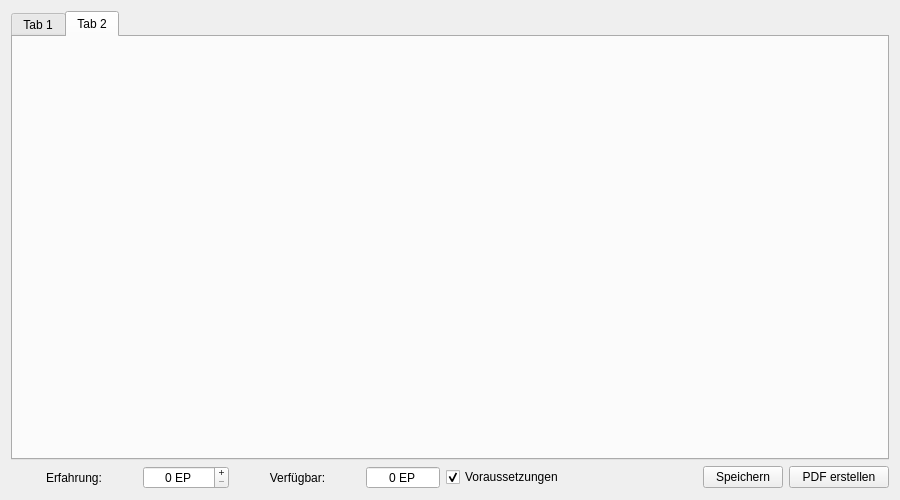
The window that UI/CharakterMain.ui (Aeolitus/Sephrasto) describes before a commit, drawn with Qt 5.
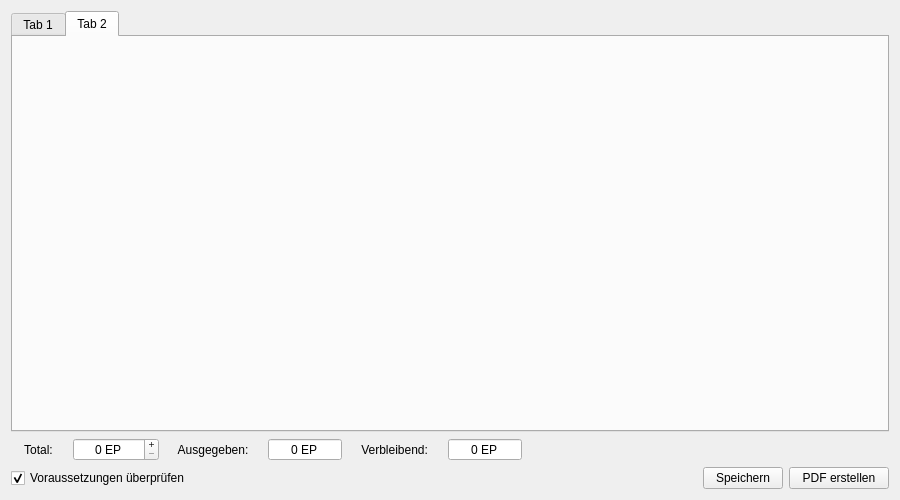
The same window after the commit.

Commit message: Added Spinner to indicate EP already spent Split bottom row of main window into two rows Fixed Color of Remaining EP indicator

The edit to the form file:
```diff
--- a/UI/CharakterMain.ui
+++ b/UI/CharakterMain.ui
@@ -17,6 +17,64 @@
    <string>Sephrasto - Charakter erstellen</string>
   </property>
   <layout class="QGridLayout" name="gridLayout">
+   <item row="3" column="0">
+    <layout class="QHBoxLayout" name="horizontalLayout_3">
+     <item>
+      <widget class="QCheckBox" name="checkReq">
+       <property name="sizePolicy">
+        <sizepolicy hsizetype="Expanding" vsizetype="Fixed">
+         <horstretch>0</horstretch>
+         <verstretch>0</verstretch>
+        </sizepolicy>
+       </property>
+       <property name="minimumSize">
+        <size>
+         <width>125</width>
+         <height>0</height>
+        </size>
+       </property>
+       <property name="text">
+        <string>Voraussetzungen überprüfen</string>
+       </property>
+       <property name="checked">
+        <bool>true</bool>
+       </property>
+      </widget>
+     </item>
+     <item>
+      <widget class="QPushButton" name="buttonSave">
+       <property name="minimumSize">
+        <size>
+         <width>75</width>
+         <height>0</height>
+        </size>
+       </property>
+       <property name="text">
+        <string>Speichern</string>
+       </property>
+      </widget>
+     </item>
+     <item>
+      <widget class="QPushButton" name="buttonSavePDF">
+       <property name="minimumSize">
+        <size>
+         <width>100</width>
+         <height>0</height>
+        </size>
+       </property>
+       <property name="maximumSize">
+        <size>
+         <width>16777214</width>
+         <height>16777215</height>
+        </size>
+       </property>
+       <property name="text">
+        <string>PDF erstellen</string>
+       </property>
+      </widget>
+     </item>
+    </layout>
+   </item>
    <item row="0" column="0">
     <layout class="QVBoxLayout" name="verticalLayout">
      <item>
@@ -53,23 +111,8 @@
       <layout class="QHBoxLayout" name="horizontalLayout_2">
        <item>
         <widget class="QLabel" name="label">
-         <property name="sizePolicy">
-          <sizepolicy hsizetype="Expanding" vsizetype="Preferred">
-           <horstretch>0</horstretch>
-           <verstretch>0</verstretch>
-          </sizepolicy>
-         </property>
-         <property name="minimumSize">
-          <size>
-           <width>66</width>
-           <height>0</height>
-          </size>
-         </property>
          <property name="text">
-          <string> Erfahrung: </string>
-         </property>
-         <property name="alignment">
-          <set>Qt::AlignCenter</set>
+          <string>    Total:    </string>
          </property>
         </widget>
        </item>
@@ -89,25 +132,39 @@
          </property>
         </widget>
        </item>
+       <item>
+        <widget class="QLabel" name="label_3">
+         <property name="text">
+          <string>    Ausgegeben:    </string>
+         </property>
+        </widget>
+       </item>
+       <item>
+        <widget class="QSpinBox" name="spinSpent">
+         <property name="alignment">
+          <set>Qt::AlignCenter</set>
+         </property>
+         <property name="readOnly">
+          <bool>true</bool>
+         </property>
+         <property name="buttonSymbols">
+          <enum>QAbstractSpinBox::NoButtons</enum>
+         </property>
+         <property name="suffix">
+          <string> EP</string>
+         </property>
+         <property name="minimum">
+          <number>-100000</number>
+         </property>
+         <property name="maximum">
+          <number>10000</number>
+         </property>
+        </widget>
+       </item>
        <item>
         <widget class="QLabel" name="label_2">
-         <property name="sizePolicy">
-          <sizepolicy hsizetype="Expanding" vsizetype="Preferred">
-           <horstretch>0</horstretch>
-           <verstretch>0</verstretch>
-          </sizepolicy>
-         </property>
-         <property name="minimumSize">
-          <size>
-           <width>66</width>
-           <height>0</height>
-          </size>
-         </property>
          <property name="text">
-          <string> Verfügbar: </string>
-         </property>
-         <property name="alignment">
-          <set>Qt::AlignCenter</set>
+          <string>    Verbleibend:    </string>
          </property>
         </widget>
        </item>
@@ -136,28 +193,6 @@
          </property>
         </widget>
        </item>
-       <item>
-        <widget class="QCheckBox" name="checkReq">
-         <property name="sizePolicy">
-          <sizepolicy hsizetype="Expanding" vsizetype="Fixed">
-           <horstretch>0</horstretch>
-           <verstretch>0</verstretch>
-          </sizepolicy>
-         </property>
-         <property name="minimumSize">
-          <size>
-           <width>125</width>
-           <height>0</height>
-          </size>
-         </property>
-         <property name="text">
-          <string>Voraussetzungen</string>
-         </property>
-         <property name="checked">
-          <bool>true</bool>
-         </property>
-        </widget>
-       </item>
        <item>
         <spacer name="horizontalSpacer">
          <property name="orientation">
@@ -171,38 +206,6 @@
          </property>
         </spacer>
        </item>
-       <item>
-        <widget class="QPushButton" name="buttonSave">
-         <property name="minimumSize">
-          <size>
-           <width>75</width>
-           <height>0</height>
-          </size>
-         </property>
-         <property name="text">
-          <string>Speichern</string>
-         </property>
-        </widget>
-       </item>
-       <item>
-        <widget class="QPushButton" name="buttonSavePDF">
-         <property name="minimumSize">
-          <size>
-           <width>100</width>
-           <height>0</height>
-          </size>
-         </property>
-         <property name="maximumSize">
-          <size>
-           <width>16777214</width>
-           <height>16777215</height>
-          </size>
-         </property>
-         <property name="text">
-          <string>PDF erstellen</string>
-         </property>
-        </widget>
-       </item>
       </layout>
      </item>
     </layout>
```
The commit also changes 2 other files.
